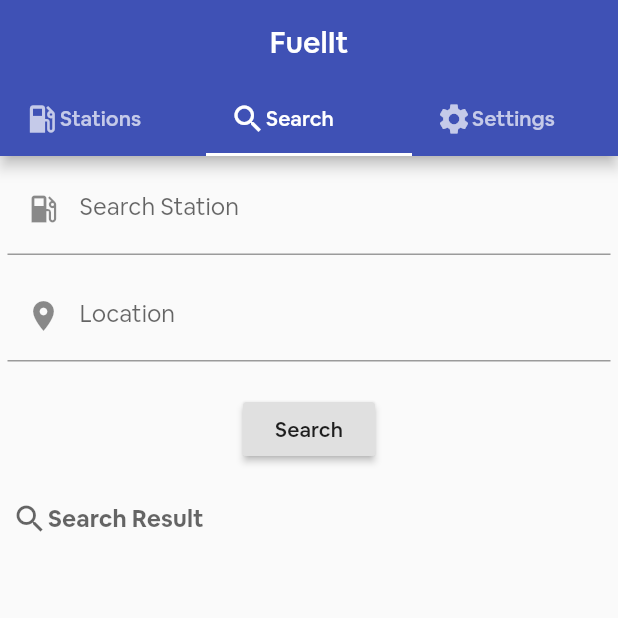
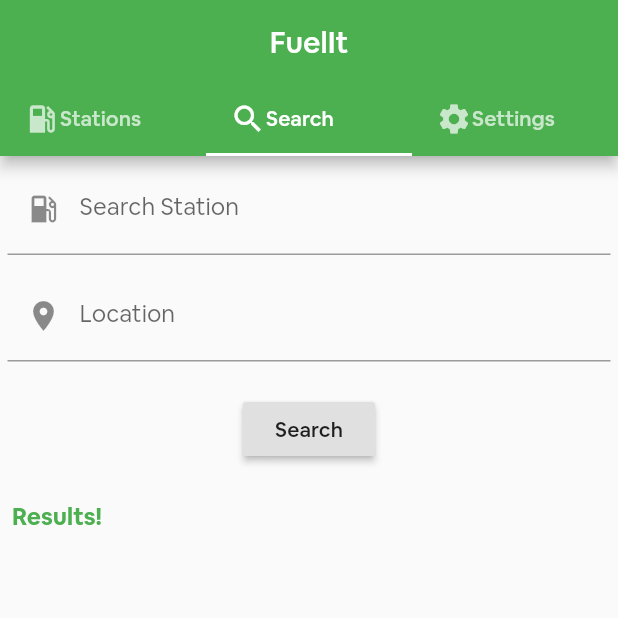
Before and after one commit to mashcom/FuelItApp, a Flutter app: the screen it shows after launch, tab 2 chosen, after a tap on "Search", on a phone screen of 412 x 824 dp, the top half of it. Run offline on Flutter 3.47's test engine with Material 2 defaults, Android fonts, the phone set to English and light mode, and no system bars; our stand-ins replace google_maps_flutter; network calls fail; project files that could hold a hidden picture were left out.

Commit message:
added new enpoint

```diff
--- a/lib/home_page.dart
+++ b/lib/home_page.dart
@@ -29,9 +29,10 @@ class _MyHomePageState extends State<MyHomePage> {
   void populateProducts() {
     sm.getProducts().then((resp) {
       var result = jsonDecode(resp);
-      if (result['success']) {
+      //if (result['success']) {
         productList = result['data'];
-      }
+      //}
+
       setState(() {
         _productListReady = true;
       });
@@ -58,7 +59,7 @@ class _MyHomePageState extends State<MyHomePage> {
                     sm.searchProducts(value,"").then((resp) {
                       var result = jsonDecode(resp);
 
-                      if (result['success']) {
+                      if (result['status']) {
                         productList = result['data'];
                       }
 
--- a/lib/main.dart
+++ b/lib/main.dart
@@ -13,13 +13,13 @@ class MyApp extends StatelessWidget {
     return MaterialApp(
       title: 'FuelIt App',
       theme: ThemeData(
-        primarySwatch: Colors.indigo,
+        primarySwatch: Colors.green,
         fontFamily: "AirbnbCereal",
         platform: TargetPlatform.android,
         primaryTextTheme: TextTheme(
           headline: TextStyle(fontWeight: FontWeight.w700),
         ),
-        accentColor: Colors.indigoAccent,
+        accentColor: Colors.lightGreen,
       ),
       home: SplashScreen(),
     );
--- a/lib/models/station_model.dart
+++ b/lib/models/station_model.dart
@@ -97,20 +97,23 @@ class Station {
 }
 
 class StationModel {
-  final API_BASE = "http://192.168.43.195/nec_web/public/api";
+  final API_BASE = "http://192.168.20.177/fuel_it/public/api";
+
   Future getProducts() async {
     print("Getting products");
-    String url = "$API_BASE/product";
+    String url ="$API_BASE/stations/featured/gweru";
     var response = await http.get(url);
     print("Response");
     print(response.body);
     return response.body;
   }
 
-  Future searchProducts(String query,String location) async {
+  Future searchProducts(String query, String location) async {
     print("Starting search");
-    String url =
-        "$API_BASE//product/search/$query/location/$location";
+    print(query);
+
+    print(location);
+    String url = "$API_BASE/stations/search/$query/$location";
     var response = await http.get(url);
     print("Response");
     print(response.body);
--- a/lib/search_page.dart
+++ b/lib/search_page.dart
@@ -18,6 +18,7 @@ class _SearchPageState extends State<SearchPage> {
   TextEditingController stationController = TextEditingController();
   TextEditingController locationController = TextEditingController();
   bool _productListReady = true;
+  bool _emptySearch=false;
   List productList = List();
   StationModel sm = StationModel();
 
@@ -25,7 +26,6 @@ class _SearchPageState extends State<SearchPage> {
   void initState() {
     super.initState();
   }
-
 
   @override
   Widget build(BuildContext context) {
@@ -64,18 +64,26 @@ class _SearchPageState extends State<SearchPage> {
                   String station_to_find = stationController.text;
                   String location_to_find = locationController.text;
                   StationModel sm = StationModel();
-                 sm.searchProducts(station_to_find,location_to_find).then((resp) {
+                  sm
+                      .searchProducts(station_to_find, location_to_find)
+                      .then((resp) {
                     var result = jsonDecode(resp);
                     print(result);
-                      if (result['success']) {
+                    if (result['status']) {
                       productList = result['data'];
+                      print(productList);
+                      if (productList.length == 0) {
+                        _emptySearch = true;
+                      } else {
+                        _emptySearch = false;
+                      }
+                      print(productList.length);
                     }
 
                     setState(() {
                       _productListReady = true;
                     });
                   });
-
                 },
                 child: Text('Search'),
               ),
@@ -86,21 +94,29 @@ class _SearchPageState extends State<SearchPage> {
                     padding: const EdgeInsets.all(8.0),
                     child: Column(
                       children: <Widget>[
-                        Row(
+                        _emptySearch
+                            ? Row(
                                 children: <Widget>[
                                   Icon(
-                              Icons.search,
+                                    Icons.local_gas_station,
                                     color: Color.fromRGBO(0, 0, 0, 0.6),
                                   ),
                                   Text(
-                              "Search Result",
+                                    "No Results Found!",
                                     style: TextStyle(
                                         fontSize: 16,
                                         fontWeight: FontWeight.bold,
-                                  color: Color.fromRGBO(0, 0, 0, 0.6)),
+                                        color: Colors.red),
                                   ),
                                 ],
-                        ),
+                              )
+                            : Text(
+                                "Results!",
+                                style: TextStyle(
+                                    fontSize: 16,
+                                    fontWeight: FontWeight.bold,
+                                    color: Colors.green),
+                              )
                       ],
                     ))
               ],
@@ -120,7 +136,6 @@ class _SearchPageState extends State<SearchPage> {
                       ),
                     ),
             ),
-
           ],
         ),
       ),
--- a/lib/splash_screen.dart
+++ b/lib/splash_screen.dart
@@ -35,7 +35,7 @@ class _SplashScreenState extends State<SplashScreen> {
             Icon(
               Icons.local_gas_station,
               size: 100,
-              color: Colors.indigo,
+              color: Colors.lightGreen,
             ),
             SizedBox(
               height: 40,
--- a/lib/tabs_page.dart
+++ b/lib/tabs_page.dart
@@ -10,12 +10,12 @@ class TabsPage extends StatelessWidget {
     return MaterialApp(
       title: 'FuelIt App',
       theme: ThemeData(
-        primarySwatch: Colors.indigo,
+        primarySwatch: Colors.green,
         fontFamily: "AirbnbCereal",
         platform: TargetPlatform.iOS,
         primaryTextTheme:
             TextTheme(headline: TextStyle(fontWeight: FontWeight.w700)),
-        accentColor: Colors.indigoAccent,
+        accentColor: Colors.lightGreen,
 
       ),
       home: DefaultTabController(
```
Also changed, not shown: lib/single_station_page.dart (+28 -28 lines), lib/widgets/lists.dart (+9 -5 lines), pubspec.lock, 2 other files. Lines whose indentation alone changed are shown as unchanged.
